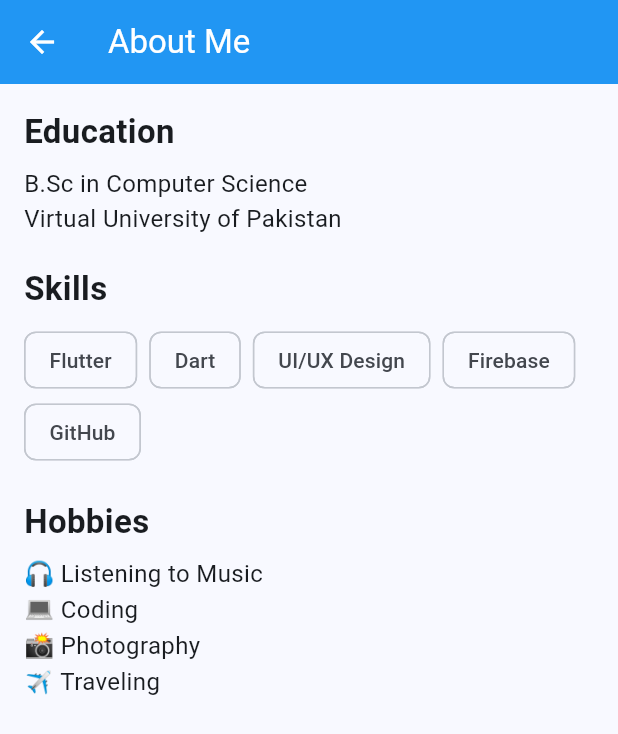
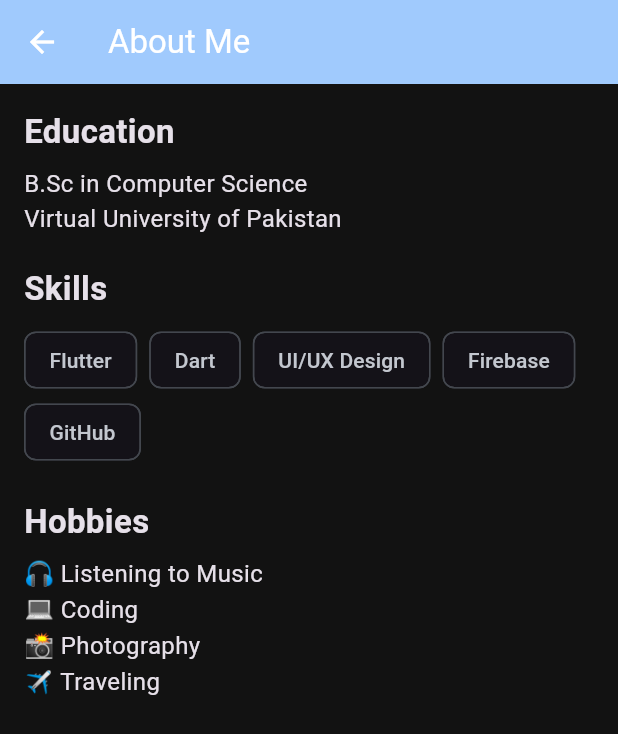
Before and after one commit to muntazirabbas460/Assignment_2, a Flutter app: the ProfileScreen screen opened directly, after a tap on the "info outline" icon, on a phone screen of 412 x 824 dp. Shown: the top 734 px of the screen. Run offline on Flutter 3.47's test engine with Material 3 defaults, Android fonts, the phone set to English and light mode, and no system bars.

Commit message:
Dark Version

```diff
--- a/lib/main.dart
+++ b/lib/main.dart
@@ -12,8 +12,12 @@ class MyProfileApp extends StatelessWidget {
     return MaterialApp(
       title: 'My Profile App',
       debugShowCheckedModeBanner: false,
-      theme: ThemeData(
-        colorScheme: ColorScheme.fromSeed(seedColor: Colors.blue),
+      theme: ThemeData.dark().copyWith(
+        colorScheme: ColorScheme.fromSeed(
+          seedColor: Colors.blue,
+          brightness: Brightness.dark,
+        ),
+        scaffoldBackgroundColor: const Color(0xFF121212),
         useMaterial3: true,
       ),
       home: const WelcomeScreen(),
@@ -33,7 +37,7 @@ class WelcomeScreen extends StatelessWidget {
       body: Container(
         decoration: const BoxDecoration(
           gradient: LinearGradient(
-            colors: [Color(0xFF2196F3), Color(0xFF21CBF3)],
+            colors: [Color(0xFF0D47A1), Color(0xFF1976D2)],
             begin: Alignment.topLeft,
             end: Alignment.bottomRight,
           ),
@@ -61,8 +65,8 @@ class WelcomeScreen extends StatelessWidget {
                     width: double.infinity,
                     child: ElevatedButton(
                       style: ElevatedButton.styleFrom(
-                        backgroundColor: Colors.white,
-                        foregroundColor: Colors.blue,
+                        backgroundColor: Colors.blueAccent,
+                        foregroundColor: Colors.white,
                         padding: const EdgeInsets.symmetric(vertical: 16),
                         shape: RoundedRectangleBorder(
                           borderRadius: BorderRadius.circular(12),
@@ -103,14 +107,16 @@ class ProfileScreen extends StatelessWidget {
 
   @override
   Widget build(BuildContext context) {
+    final colorScheme = Theme.of(context).colorScheme;
+
     return Scaffold(
       appBar: AppBar(
         title: const Text('My Profile'),
-        backgroundColor: Colors.blue,
+        backgroundColor: colorScheme.primary,
         foregroundColor: Colors.white,
       ),
       floatingActionButton: FloatingActionButton(
-        backgroundColor: Colors.blue,
+        backgroundColor: colorScheme.primary,
         child: const Icon(Icons.info_outline),
         onPressed: () {
           Navigator.push(
@@ -126,7 +132,7 @@ class ProfileScreen extends StatelessWidget {
             // Profile Picture
             const CircleAvatar(
               radius: 60,
-              backgroundImage: AssetImage('assets/profile.jpg'),
+              backgroundImage: AssetImage('images/DP_pic.png'),
             ),
             const SizedBox(height: 16),
 
@@ -152,6 +158,7 @@ class ProfileScreen extends StatelessWidget {
 
             // Contact Info Card
             Card(
+              color: const Color(0xFF1E1E1E),
               elevation: 3,
               shape: RoundedRectangleBorder(
                 borderRadius: BorderRadius.circular(12),
@@ -164,12 +171,12 @@ class ProfileScreen extends StatelessWidget {
                       leading: Icon(Icons.email, color: Colors.blue),
                       title: Text('muntazir@example.com'),
                     ),
-                    Divider(),
+                    Divider(color: Colors.white24),
                     ListTile(
                       leading: Icon(Icons.phone, color: Colors.blue),
                       title: Text('+92 300 1234567'),
                     ),
-                    Divider(),
+                    Divider(color: Colors.white24),
                     ListTile(
                       leading: Icon(Icons.location_on, color: Colors.blue),
                       title: Text('Lahore, Pakistan'),
@@ -186,19 +193,19 @@ class ProfileScreen extends StatelessWidget {
               children: [
                 IconButton(
                   icon: const Icon(Icons.linked_camera),
-                  color: Colors.blue,
+                  color: Colors.blueAccent,
                   iconSize: 32,
                   onPressed: () {},
                 ),
                 IconButton(
                   icon: const Icon(Icons.code),
-                  color: Colors.black,
+                  color: Colors.white,
                   iconSize: 32,
                   onPressed: () {},
                 ),
                 IconButton(
                   icon: const Icon(Icons.chat),
-                  color: Colors.lightBlue,
+                  color: Colors.lightBlueAccent,
                   iconSize: 32,
                   onPressed: () {},
                 ),
@@ -219,10 +226,12 @@ class AboutMeScreen extends StatelessWidget {
 
   @override
   Widget build(BuildContext context) {
+    final colorScheme = Theme.of(context).colorScheme;
+
     return Scaffold(
       appBar: AppBar(
         title: const Text('About Me'),
-        backgroundColor: Colors.blue,
+        backgroundColor: colorScheme.primary,
         foregroundColor: Colors.white,
         leading: IconButton(
           icon: const Icon(Icons.arrow_back),
--- a/pubspec.yaml
+++ b/pubspec.yaml
@@ -58,9 +58,8 @@ flutter:
   uses-material-design: true
 
   # To add assets to your application, add an assets section, like this:
-  # assets:
-  #   - images/a_dot_burr.jpeg
-  #   - images/a_dot_ham.jpeg
+  assets:
+   - images/
 
   # An image asset can refer to one or more resolution-specific "variants", see
   # https://flutter.dev/to/resolution-aware-images
```
Also changed, not shown: images/DP_pic.PNG (added), 1 other file.
